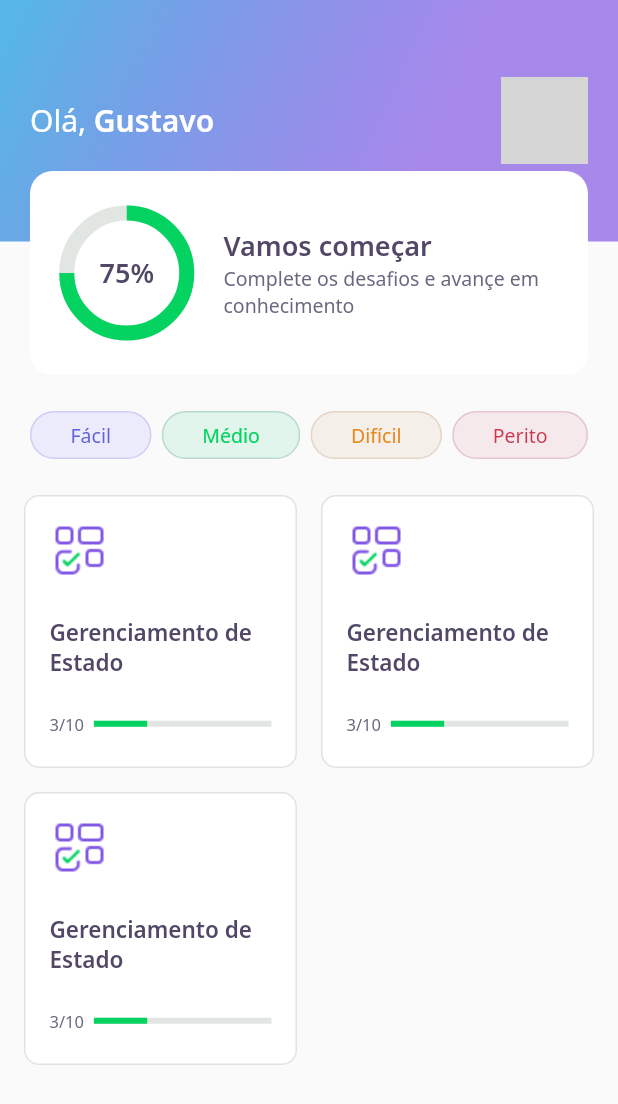
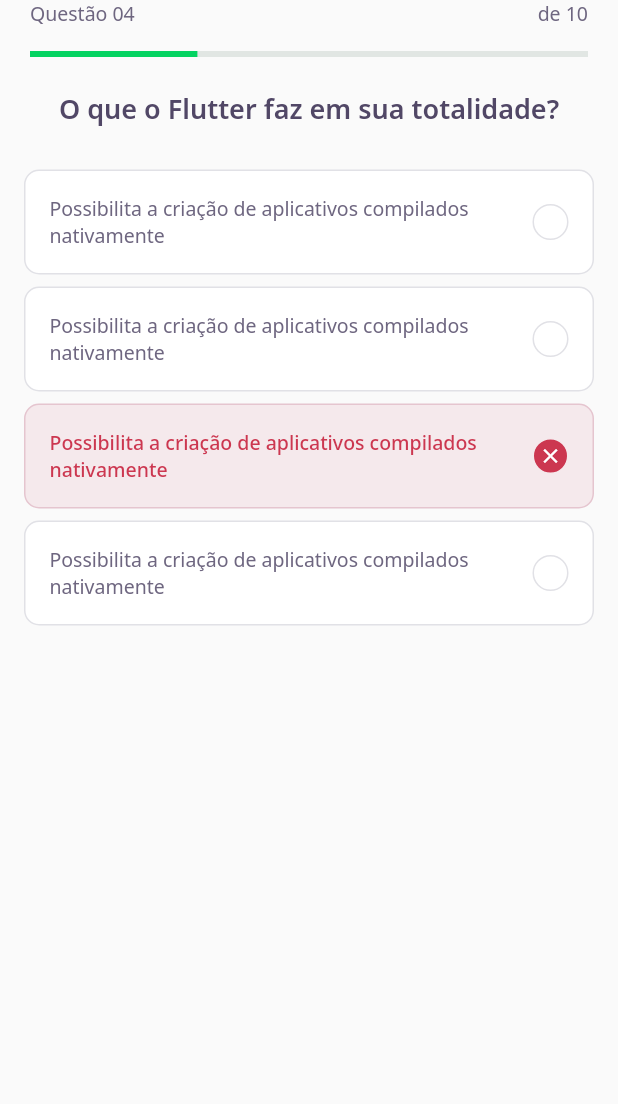
Before and after one commit to gstvds/devquiz, a Flutter app: the screen it shows after launch, on a phone screen of 412 x 824 dp. Shown: the top 1104 px of the screen. Run offline on Flutter 3.47's test engine with Material 2 defaults, Android fonts, the phone set to English and light mode, and no system bars; our stand-ins replace google_fonts; grey boxes are pictures that could not be loaded.

Commit message:
feat: Adds QuizIndicator, Quiz and Awnser widgets to the ChallengePage

```diff
--- /dev/null
+++ b/lib/challenge/challenge_page.dart
@@ -0,0 +1,21 @@
+import 'package:DevQuiz/challenge/widgets/question_indicator/question_indicator_widget.dart';
+import 'package:DevQuiz/challenge/widgets/quiz/quiz_widget.dart';
+import 'package:flutter/material.dart';
+
+class ChallengePage extends StatefulWidget {
+  @override
+  _ChallengePageState createState() => _ChallengePageState();
+}
+
+class _ChallengePageState extends State<ChallengePage> {
+  @override
+  Widget build(BuildContext context) {
+    return Scaffold(
+      appBar: PreferredSize(
+        preferredSize: Size.fromHeight(60),
+        child: SafeArea(top: true, child: QuestionIndicator()),
+      ),
+      body: QuizWidget(title: "O que o Flutter faz em sua totalidade?"),
+    );
+  }
+}
--- /dev/null
+++ b/lib/challenge/widgets/awnser/awnser_widget.dart
@@ -0,0 +1,78 @@
+import 'package:DevQuiz/core/core.dart';
+import 'package:flutter/material.dart';
+
+class AwnserWidget extends StatelessWidget {
+  final String title;
+  final bool isRight;
+  final bool isSelected;
+
+  const AwnserWidget(
+      {Key? key,
+      required this.title,
+      this.isRight = false,
+      this.isSelected = false})
+      : super(key: key);
+
+  Color get _selectedColorRight =>
+      isRight ? AppColors.darkGreen : AppColors.darkRed;
+
+  Color get _selectedBorderRight =>
+      isRight ? AppColors.lightGreen : AppColors.lightRed;
+
+  Color get _selectedColorCardRight =>
+      isRight ? AppColors.lightGreen : AppColors.lightRed;
+
+  Color get _selectedBorderCardRight =>
+      isRight ? AppColors.green : AppColors.red;
+
+  TextStyle get _selectedTextStyleRight =>
+      isRight ? AppTextStyles.bodyDarkGreen : AppTextStyles.bodyDarkRed;
+
+  IconData get _selectedIconRight => isRight ? Icons.check : Icons.close;
+
+  @override
+  Widget build(BuildContext context) {
+    return Padding(
+      padding: const EdgeInsets.symmetric(horizontal: 16, vertical: 4),
+      child: Container(
+        padding: EdgeInsets.all(16),
+        decoration: BoxDecoration(
+            color: isSelected ? _selectedColorCardRight : AppColors.white,
+            borderRadius: BorderRadius.circular(10),
+            border: Border.fromBorderSide(BorderSide(
+                color:
+                    isSelected ? _selectedBorderCardRight : AppColors.border))),
+        child: Row(
+          mainAxisAlignment: MainAxisAlignment.spaceBetween,
+          children: [
+            Expanded(
+              child: Text(
+                title,
+                style:
+                    isSelected ? _selectedTextStyleRight : AppTextStyles.body,
+              ),
+            ),
+            Container(
+              decoration: BoxDecoration(
+                  color: isSelected ? _selectedColorRight : AppColors.white,
+                  borderRadius: BorderRadius.circular(24),
+                  border: Border.fromBorderSide(BorderSide(
+                      color: isSelected
+                          ? _selectedBorderRight
+                          : AppColors.border))),
+              width: 24,
+              height: 24,
+              child: isSelected
+                  ? Icon(
+                      _selectedIconRight,
+                      size: 16,
+                      color: Colors.white,
+                    )
+                  : null,
+            )
+          ],
+        ),
+      ),
+    );
+  }
+}
--- /dev/null
+++ b/lib/challenge/widgets/question_indicator/question_indicator_widget.dart
@@ -0,0 +1,35 @@
+import 'package:DevQuiz/core/core.dart';
+import 'package:DevQuiz/shared/widgets/progress_indicator/progress_indicator_widget.dart';
+import 'package:flutter/material.dart';
+
+class QuestionIndicator extends StatelessWidget {
+  @override
+  Widget build(BuildContext context) {
+    return Container(
+      child: Padding(
+        padding: const EdgeInsets.symmetric(horizontal: 20),
+        child: Column(
+          children: [
+            Row(
+              mainAxisAlignment: MainAxisAlignment.spaceBetween,
+              children: [
+                Text(
+                  "Questão 04",
+                  style: AppTextStyles.body,
+                ),
+                Text(
+                  "de 10",
+                  style: AppTextStyles.body,
+                ),
+              ],
+            ),
+            SizedBox(
+              height: 16,
+            ),
+            ProgressIndicatorWidget(value: 0.3)
+          ],
+        ),
+      ),
+    );
+  }
+}
--- /dev/null
+++ b/lib/challenge/widgets/quiz/quiz_widget.dart
@@ -0,0 +1,44 @@
+import 'package:DevQuiz/challenge/widgets/awnser/awnser_widget.dart';
+import 'package:DevQuiz/core/core.dart';
+import 'package:flutter/material.dart';
+
+class QuizWidget extends StatelessWidget {
+  final String title;
+
+  const QuizWidget({Key? key, required this.title}) : super(key: key);
+
+  @override
+  Widget build(BuildContext context) {
+    return Container(
+      child: Column(
+        children: [
+          Text(
+            title,
+            style: AppTextStyles.heading,
+          ),
+          SizedBox(
+            height: 24,
+          ),
+          AwnserWidget(
+            title:
+                "Possibilita a criação de aplicativos compilados nativamente",
+          ),
+          AwnserWidget(
+            title:
+                "Possibilita a criação de aplicativos compilados nativamente",
+          ),
+          AwnserWidget(
+            title:
+                "Possibilita a criação de aplicativos compilados nativamente",
+            isRight: false,
+            isSelected: true,
+          ),
+          AwnserWidget(
+            title:
+                "Possibilita a criação de aplicativos compilados nativamente",
+          ),
+        ],
+      ),
+    );
+  }
+}
--- a/lib/core/app_widget.dart
+++ b/lib/core/app_widget.dart
@@ -1,3 +1,4 @@
+import 'package:DevQuiz/challenge/challenge_page.dart';
 import 'package:DevQuiz/home/home_page.dart';
 import 'package:DevQuiz/splash/splash_page.dart';
 import 'package:flutter/material.dart';
@@ -7,7 +8,7 @@ class AppWidget extends StatelessWidget {
   Widget build(BuildContext context) {
     return MaterialApp(
       title: "DevQuiz",
-      home: HomePage(),
+      home: ChallengePage(),
     );
   }
 }
--- a/lib/home/widgets/quiz_card/quiz_card_widget.dart
+++ b/lib/home/widgets/quiz_card/quiz_card_widget.dart
@@ -1,4 +1,5 @@
 import 'package:DevQuiz/core/core.dart';
+import 'package:DevQuiz/shared/widgets/progress_indicator/progress_indicator_widget.dart';
 import 'package:flutter/material.dart';
 
 class QuizCardWidget extends StatelessWidget {
@@ -26,15 +27,7 @@ class QuizCardWidget extends StatelessWidget {
             children: [
               Expanded(
                   flex: 1, child: Text("3/10", style: AppTextStyles.body11)),
-              Expanded(
-                flex: 4,
-                child: LinearProgressIndicator(
-                  value: 0.3,
-                  backgroundColor: AppColors.chartSecondary,
-                  valueColor:
-                      AlwaysStoppedAnimation<Color>(AppColors.chartPrimary),
-                ),
-              )
+              Expanded(flex: 4, child: ProgressIndicatorWidget(value: 0.3))
             ],
           )
         ],
--- /dev/null
+++ b/lib/shared/widgets/progress_indicator/progress_indicator_widget.dart
@@ -0,0 +1,17 @@
+import 'package:DevQuiz/core/app_colors.dart';
+import 'package:flutter/material.dart';
+
+class ProgressIndicatorWidget extends StatelessWidget {
+  final double value;
+
+  const ProgressIndicatorWidget({Key? key, required this.value})
+      : super(key: key);
+  @override
+  Widget build(BuildContext context) {
+    return LinearProgressIndicator(
+      value: value,
+      backgroundColor: AppColors.chartSecondary,
+      valueColor: AlwaysStoppedAnimation<Color>(AppColors.chartPrimary),
+    );
+  }
+}
```
